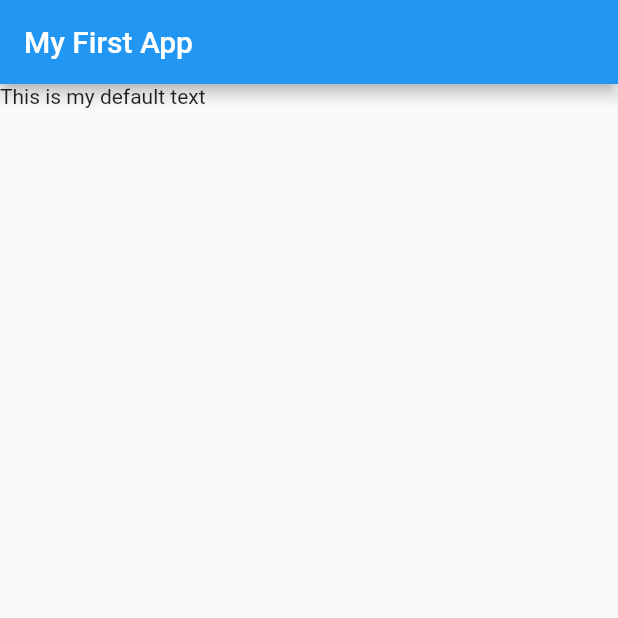
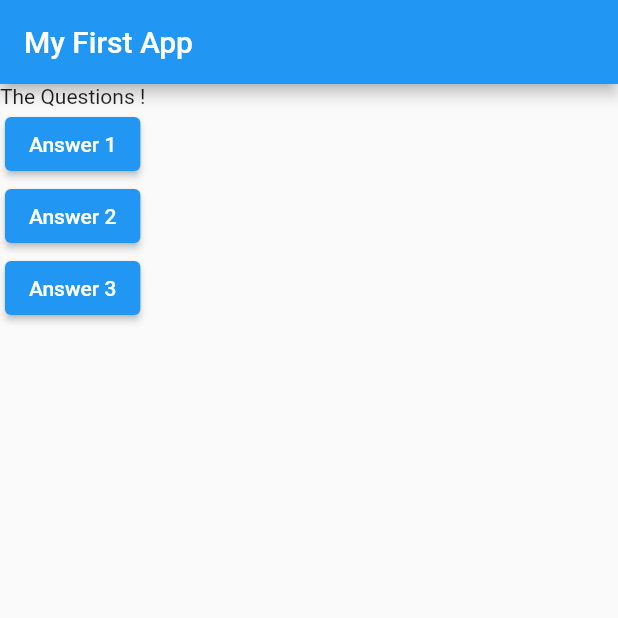
Before and after one commit to ArpanManna98/Personlity_Check_App, a Flutter app: the screen it shows after launch, on a phone screen of 412 x 824 dp, the top half of it. Run offline on Flutter 3.47's test engine with Material 2 defaults, Android fonts, the phone set to English and light mode, and no system bars.

Commit message:
buttons added without interaction

```diff
--- a/lib/main.dart
+++ b/lib/main.dart
@@ -7,14 +7,38 @@ import 'package:flutter/material.dart';
 void main() => runApp(MyApp());
 
 class MyApp extends StatelessWidget {
+  void answerQuestion() {
+    print("Answer Choosen!");
+  }
+
   @override
   Widget build(BuildContext context) {
+    var questions = [
+      'What\'s your favorite colour?',
+      'What\'s your favorite animal?',
+    ];
     return MaterialApp(
       home: Scaffold(
         appBar: AppBar(
           title: Text('My First App'),
         ),
-        body: Text('This is my default text'),
+        body: Column(
+          children: [
+            Text('The Questions !'),
+            ElevatedButton(
+              child: Text('Answer 1'),
+              onPressed: answerQuestion,
+            ),
+            ElevatedButton(
+              child: Text('Answer 2'),
+              onPressed: answerQuestion,
+            ),
+            ElevatedButton(
+              child: Text('Answer 3'),
+              onPressed: answerQuestion,
+            ),
+          ],
+        ),
       ),
     );
   }
```
